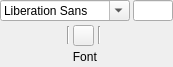
The window that DMHelper/src/ribbonframetext.ui (MMetze/DMHelper) describes before a commit, drawn with Qt 5.
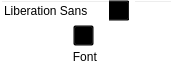
The same window after the commit. Icons and pictures are not drawn. Custom widgets are drawn as their Qt base class.

Diff of the .ui file:
```diff
--- a/DMHelper/src/ribbonframetext.ui
+++ b/DMHelper/src/ribbonframetext.ui
@@ -25,6 +25,9 @@
   <property name="windowTitle">
    <string>Frame</string>
   </property>
+  <property name="styleSheet">
+   <string notr="true">background: transparent; </string>
+  </property>
   <layout class="QHBoxLayout" name="horizontalLayout_3">
    <property name="spacing">
     <number>3</number>
```
Left out of the diff: 6 changed lines with no effect on the pictures.
